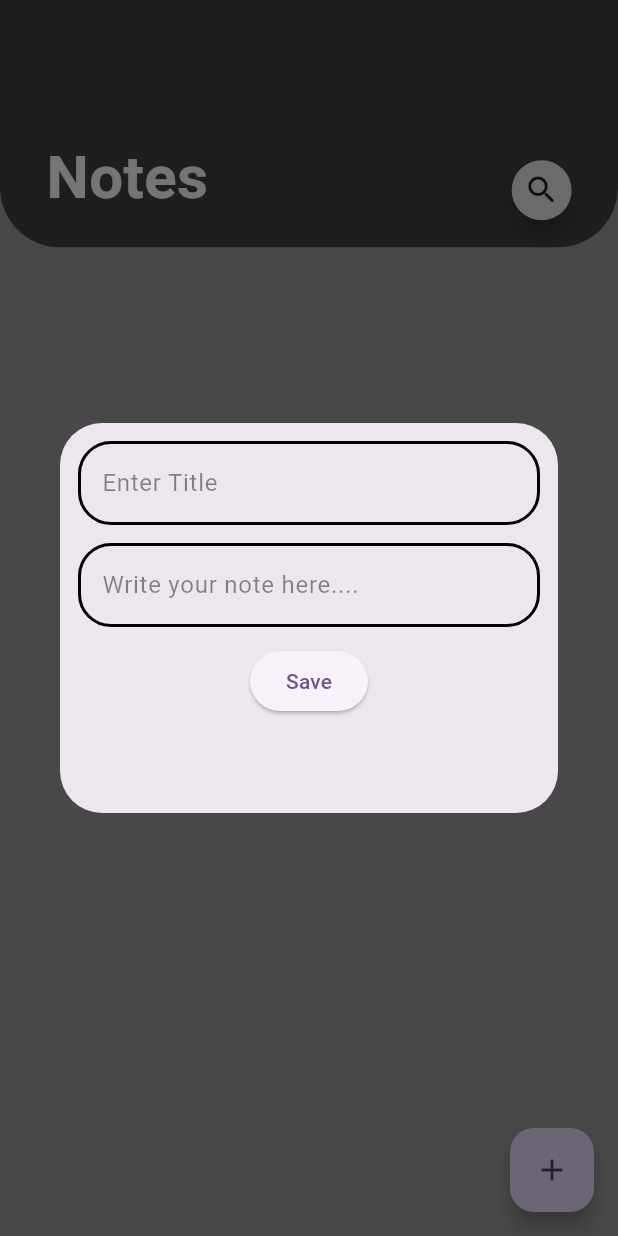
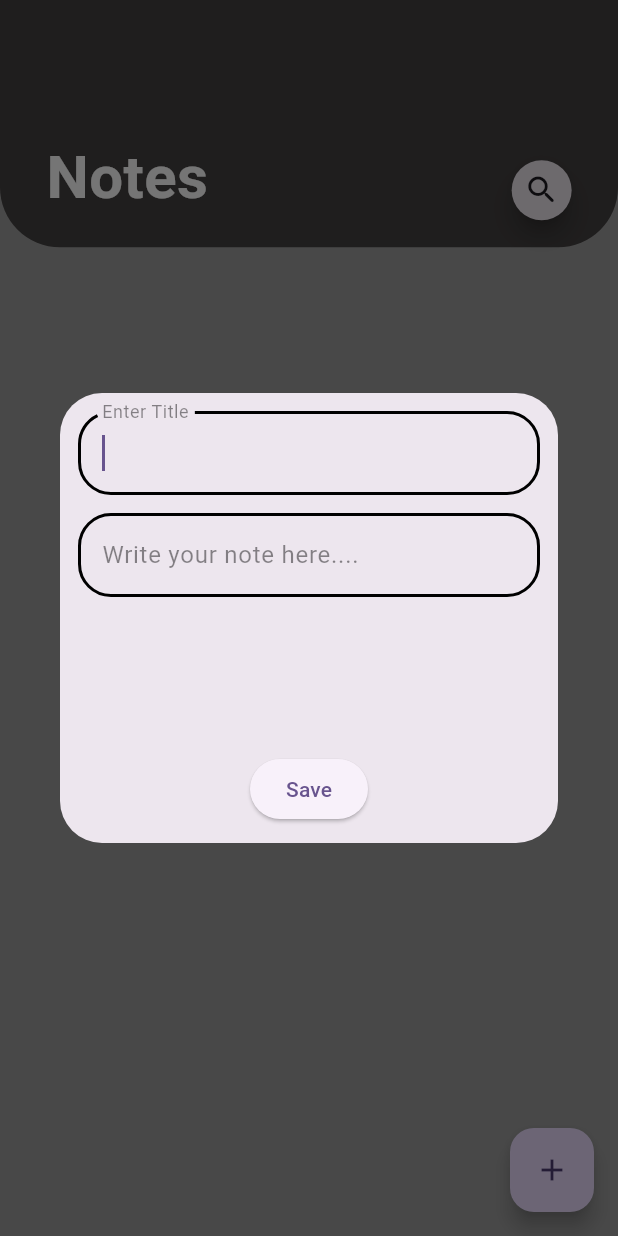
Before and after one commit to Hemant-05/Note_flutter, a Flutter app: the screen it shows after launch, after a tap on "Search your note", after a tap on the "highlight remove" icon, after a tap on the "add" icon, on a phone screen of 412 x 824 dp. Run offline on Flutter 3.47's test engine with Material 3 defaults, Android fonts, the phone set to English and light mode, and no system bars; our stand-ins replace sqflite; accounts and stored records are empty.

Commit message:
ui improvement

```diff
--- a/lib/Custom/custom_item.dart
+++ b/lib/Custom/custom_item.dart
@@ -6,7 +6,8 @@ import 'package:note/Resources/Colors.dart';
 import 'package:note/Resources/NoteModel.dart';
 import 'package:note/Screens/HomeScreen.dart';
 
-Widget CusAppBar(BuildContext context, double wi,double hi, String title,String time,Widget widget,bool isSearch) {
+Widget CusAppBar(BuildContext context, double wi, double hi, String title,
+    String time, Widget widget, bool isSearch) {
   return Container(
     width: wi,
     height: hi,
@@ -31,19 +32,17 @@ Widget CusAppBar(BuildContext context, double wi,double hi, String title,String
             children: [
               Visibility(
                 visible: !isSearch,
-                child: CusText(
-                  title,
-                  40,
-                  true
+                child: Container(
+                  constraints: BoxConstraints(maxWidth: wi * .7),
+                  child: SingleChildScrollView(
+                    scrollDirection: Axis.horizontal,
+                    child: CusText(title, 40, true),
+                  ),
                 ),
               ),
               Visibility(
                 visible: !(title == 'Notes'),
-                child: CusText(
-                  'Last Updated $time',
-                  16,
-                  true
-                ),
+                child: CusText('Last Updated $time', 16, true),
               ),
             ],
           ),
@@ -54,21 +53,32 @@ Widget CusAppBar(BuildContext context, double wi,double hi, String title,String
   );
 }
 
+Widget isImportant(BuildContext context, double wi, double, hi) {
+  return Container();
+}
+
 showCusAddNoteDialog(BuildContext context) {
   TextEditingController titleCon = TextEditingController();
   TextEditingController contentCon = TextEditingController();
+  int imp = 0;
+  bool check = false;
   showDialog(
     context: context,
     builder: (context) {
       return Dialog(
         child: Container(
-          constraints: BoxConstraints(maxHeight: 260),
+          constraints: BoxConstraints(maxHeight: 300),
           padding: const EdgeInsets.all(12),
           child: Column(
             children: [
-              cusTextField('Enter Title', titleCon),
+              Container(
+                  constraints: BoxConstraints(maxHeight: 70),
+                  child: cusTextField('Enter Title', titleCon, 1)),
               hGap(12),
-              cusTextField('Write your note here....', contentCon),
+              Expanded(
+                  child: cusTextField(
+                      'Write your note here....', contentCon, null),
+              ),
               hGap(12),
               ElevatedButton(
                   onPressed: () async {
@@ -82,9 +92,10 @@ showCusAddNoteDialog(BuildContext context) {
                         title: '$title',
                         content: '$content',
                         date: '$date',
-                          time: '$time');
-                      int a = await DatabaseHelper().insertNote(note);
-                      print('$a');
+                        time: '$time',
+                        // imp: imp,
+                      );
+                      await DatabaseHelper().insertNote(note);
                       Navigator.pop(context);
                     } else {
                       showCusSnackBar(context, 'Write something');
@@ -100,12 +111,16 @@ showCusAddNoteDialog(BuildContext context) {
   );
 }
 
-showCusDeleteDialog(BuildContext context, int? id,bool inDetail) {
+showCusDeleteDialog(BuildContext context, int? id, bool inDetail) {
   showDialog(
     context: context,
     builder: (context) {
       return AlertDialog(
-        icon: Icon(Icons.delete_forever_outlined,size: 40,color: Colors.red,),
+        icon: Icon(
+          Icons.delete_forever_outlined,
+          size: 40,
+          color: Colors.red,
+        ),
         title: Text('Delete'),
         actionsAlignment: MainAxisAlignment.spaceEvenly,
         actions: [
@@ -116,7 +131,12 @@ showCusDeleteDialog(BuildContext context, int? id,bool inDetail) {
             },
             child: Transform.rotate(
               angle: 40,
-                  child: Icon(Icons.add,size: 30,),),),
+              child: Icon(
+                Icons.add,
+                size: 30,
+              ),
+            ),
+          ),
           ElevatedButton(
             onPressed: () async {
               int c = await DatabaseHelper().deleteNote(id!);
@@ -125,15 +145,21 @@ showCusDeleteDialog(BuildContext context, int? id,bool inDetail) {
               } else {
                 showCusSnackBar(context, 'Some Error !!');
               }
-                if(!inDetail)
+              if (!inDetail)
                 Navigator.pop(context);
               else
-                  Navigator.pushAndRemoveUntil(context, MaterialPageRoute(builder: (context) => HomeScreen(),), (route) => false);
+                Navigator.pushAndRemoveUntil(
+                    context,
+                    MaterialPageRoute(
+                      builder: (context) => HomeScreen(),
+                    ),
+                    (route) => false);
             },
             child: Icon(
               Icons.done,
               size: 30,
-              ),),
+            ),
+          ),
         ],
       );
     },
@@ -144,11 +170,19 @@ Widget hGap(double x) {
   return SizedBox(height: x);
 }
 
-Widget cusTextField(String label, TextEditingController controller) {
+Widget cusTextField(
+    String label, TextEditingController controller, int? maxLines) {
   return Container(
     constraints: const BoxConstraints(maxWidth: 400),
     child: TextField(
       controller: controller,
+      autofocus: true,
+      minLines: null,
+      maxLines: maxLines,
+      // expands: true,
+      keyboardType: TextInputType.multiline,
+      textInputAction: TextInputAction.newline,
+      textAlignVertical: TextAlignVertical.center,
       decoration: InputDecoration(
         label: Text(
           label,
@@ -179,8 +213,13 @@ showCusSnackBar(BuildContext context, String text) {
   ));
 }
 
-Widget CusText(String text,double size,bool isBold){
-  return Text('$text',
-      style: TextStyle(overflow: TextOverflow.ellipsis,color: textColor,fontWeight: isBold? FontWeight.bold: FontWeight.w300,fontSize: size),
+Widget CusText(String text, double size, bool isBold) {
+  return Text(
+    '$text',
+    style: TextStyle(
+        overflow: TextOverflow.ellipsis,
+        color: textColor,
+        fontWeight: isBold ? FontWeight.bold : FontWeight.w300,
+        fontSize: size),
   );
 }
--- a/lib/Database/DatabaseHelper.dart
+++ b/lib/Database/DatabaseHelper.dart
@@ -5,43 +5,60 @@ import 'package:sqflite/sqflite.dart';
 import 'package:path/path.dart';
 import 'package:sqflite/sqlite_api.dart';
 
-class DatabaseHelper{
+class DatabaseHelper {
   static final _dbName = 'note_db';
-  static final _dbVersion = 1;
+  static final _dbVersion = 2;
   static Database? _database;
+
   // final DatabaseHelper helper = DatabaseHelper();
 
-  Future<Database> get database async{
-    if(_database != null) return _database!;
+  Future<Database> get database async {
+    if (_database != null) return _database!;
     _database = await _initDB();
     return _database!;
   }
-  _initDB() async{
+
+  _initDB() async {
     Directory directory = await getApplicationDocumentsDirectory();
-    String path = join(directory.path,_dbName); // join function is not recognized directly first we import path package and than use it.
-    return await openDatabase(path,onCreate:(Database db, int version) async{
-      await db.execute('''create table notes(id integer primary key autoincrement,title text,content text,date text, time text)''');
-    },version: _dbVersion);
+    String path = join(directory.path,
+        _dbName); // join function is not recognized directly first we import path package and than use it.
+    return await openDatabase(
+        path,
+        // onUpgrade: (db, ov, nv) => upgradeDB(db,ov,nv),
+        onCreate: (Database db, int version) async {
+          await db.execute(
+              '''create table notes(id integer primary key autoincrement,title text,content text,date text, time text)''');
+        },
+        version: _dbVersion
+    );
   }
-
+  /*Future<void> upgradeDB(Database db,int ov,int nv) async {
+    if (ov < nv) {
+      return await db.execute('alter table notes add column imp integer');
+    }
+  }
+*/
   // for inserting a note
-  Future<int> insertNote(Note note) async{
+  Future<int> insertNote(Note note) async {
     Database db = await database;
     return await db.insert('notes', note.toJson());
   }
 
   //for retrieve all notes
-Future<List<Note>> getNotes() async{
+  Future<List<Note>> getNotes() async {
     Database db = await database;
-    List<Map<String,dynamic>> notes = await db.query('notes');
+    List<Map<String, dynamic>> notes = await db.query('notes');
     return List.generate(notes.length, (i) => Note.fromJson(notes[i]));
+  }
+
+  Future<int> updateNote(Note note) async {
+    Database db = await database;
+    return await db
+        .update('notes', note.toJson(), where: 'id = ?', whereArgs: [note.id]);
+  }
+
+  Future<int> deleteNote(int id) async {
+    Database db = await database;
+    return await db.delete('notes', where: 'id = ?', whereArgs: [id]);
+  }
 }
-Future<int> updateNote(Note note) async{
-    Database db = await database;
-    return await db.update('notes', note.toJson(),where: 'id = ?',whereArgs: [note.id]);
-}
-Future<int> deleteNote(int id) async{
-    Database db = await database;
-    return await db.delete('notes',where : 'id = ?',whereArgs: [id]);
-}
-}
--- a/lib/Screens/HomeScreen.dart
+++ b/lib/Screens/HomeScreen.dart
@@ -17,33 +17,65 @@ class _HomeScreenState extends State<HomeScreen> {
   final dbHelper = DatabaseHelper();
   List<Note> list = [];
   List<Note> searchList = [];
+  FocusNode focusNode = FocusNode();
   TextEditingController searchCon = TextEditingController();
 
   Future onRefreshFun() async {
     setState(() {});
   }
 
-  void onSearchFun(String search) async{
+  @override
+  void dispose() {
+    super.dispose();
+    searchCon.dispose();
+    focusNode.dispose();
+  }
+  @override
+  void initState() {
+    // TODO: implement initState
+    super.initState();
+    getList();
+  }
+  void getList() async{
+    list = await dbHelper.getNotes();
+    print('Total notes are : ${list.length}');
+    print(list);
+  }
+  void updateImp()async{
+    Note note;
+
+  }
+
+  void onSearchFun(String search) async {
     list.clear();
     list = await dbHelper.getNotes();
+    print('Total notes are : ${list.length}');
+    print(list);
     setState(() {
       list.forEach((note) {
-        if(note.content.toLowerCase().contains(search.toLowerCase(),) ||
-            note.title.toLowerCase().contains(search.toLowerCase(),)){
+        if (note.content.toLowerCase().contains(
+                  search.toLowerCase(),
+                ) ||
+            note.title.toLowerCase().contains(
+                  search.toLowerCase(),
+                )) {
           searchList.add(note);
         }
       });
     });
   }
-  Future<List<Note>> getSearchList() async{
+
+  Future<List<Note>> getSearchList() async {
     print('Search list length is : ${searchList.length}');
     return searchList;
   }
+
   Widget search(Size size) {
     return SearchBar(
       controller: searchCon,
       leading: Icon(Icons.search_rounded),
       hintText: 'Search your note',
+      focusNode: focusNode,
       trailing: [
         Visibility(
           visible: isSearch,
@@ -51,9 +83,10 @@ class _HomeScreenState extends State<HomeScreen> {
             onPressed: () {
               setState(() {
                 isSearch = false;
-                });
                 searchCon.clear();
                 searchList.clear();
+                focusNode.unfocus();
+              });
             },
             icon: Icon(Icons.highlight_remove_rounded),
           ),
@@ -66,8 +99,7 @@ class _HomeScreenState extends State<HomeScreen> {
         });
       },
       constraints: BoxConstraints(
-          maxWidth: isSearch ? size.width * .85 : 40,
-          minHeight: 40),
+          maxWidth: isSearch ? size.width * .85 : 40, minHeight: 40),
     );
   }
 
@@ -99,16 +131,18 @@ class _HomeScreenState extends State<HomeScreen> {
   }
 
   Widget ListBuilder(BuildContext context) {
+    String st = isSearch? 'Search Notes here ' : 'No Notes here';
     return FutureBuilder(
-      future: isSearch? getSearchList() : dbHelper.getNotes(),
+      future: isSearch ? getSearchList() : dbHelper.getNotes(),
       builder: (context, snapshot) {
         if (snapshot.data != null) {
           list = snapshot.data!;
           return list.length == 0
               ? Center(
-                  child: CusText('No Notes here', 40, true),
+                  child: CusText('$st', 40, true),
                 )
               : ListView.builder(
+                  physics: BouncingScrollPhysics(),
                   itemCount: list.length,
                   itemBuilder: (context, index) {
                     return Container(
@@ -118,15 +152,12 @@ class _HomeScreenState extends State<HomeScreen> {
                       ),
                       margin: EdgeInsets.symmetric(vertical: 4, horizontal: 8),
                       child: ListTile(
-                        onLongPress: () {
-                          showCusDeleteDialog(context, list[index].id, false);
-                        },
                         onTap: () {
                           Navigator.push(
                             context,
                             MaterialPageRoute(
                               builder: (context) =>
-                                  NoteDetailsScreen(note: list![index]),
+                                  NoteDetailsScreen(note: list[index]),
                             ),
                           );
                         },
@@ -141,10 +172,12 @@ class _HomeScreenState extends State<HomeScreen> {
                         trailing: Column(
                           mainAxisAlignment: MainAxisAlignment.center,
                           children: [
-                            RotatedBox(
-                              quarterTurns: 0,
-                              child: CusText('${list[index].date}', 13, false),
-                            ),
+                            /*CircleAvatar(
+                              maxRadius: 6,
+                              backgroundColor: list[index].imp == 1 ? Colors.red : Colors.grey,
+                            ),*/
+                            hGap(6),
+                            CusText('${list[index].date}', 13, false),
                             CusText('${list[index].time}', 12, false),
                           ],
                         ),
--- a/lib/Screens/NoteDetailsScreen.dart
+++ b/lib/Screens/NoteDetailsScreen.dart
@@ -72,7 +72,9 @@ class _NoteDetailsScreenState extends State<NoteDetailsScreen> {
               title: old.title,
               content: content,
               date: date,
-              time: time);
+              time: time,
+              // imp: 1
+          );
           int c = await DatabaseHelper().updateNote(note);
           Navigator.pop(context);
           if (c != 0) {
--- a/lib/main.dart
+++ b/lib/main.dart
@@ -14,6 +14,7 @@ class MyApp extends StatelessWidget {
   Widget build(BuildContext context) {
     return MaterialApp(
       title: 'Flutter Demo',
+      debugShowCheckedModeBanner: false,
       theme: ThemeData(
         colorScheme: ColorScheme.fromSeed(seedColor: Colors.deepPurple),
         useMaterial3: true,
```
Also changed, not shown: lib/Resources/NoteModel.dart (+7 -2 lines). Lines whose indentation alone changed are shown as unchanged.
